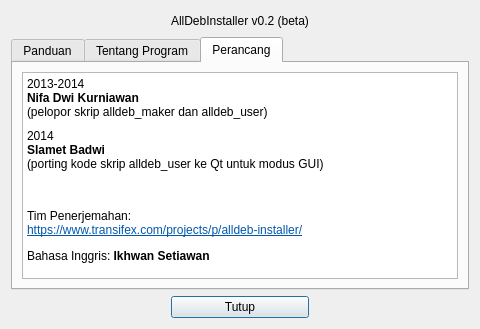
First picture: the form in about.ui, repository grOS-TEAM/alldeb-source, before the edit.
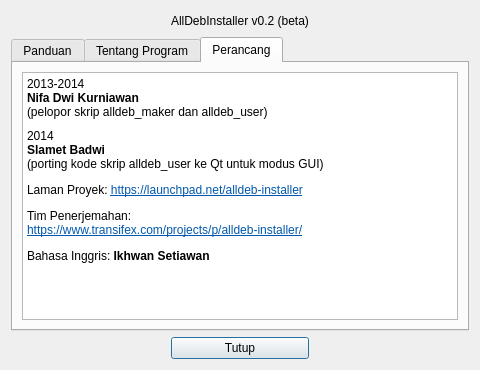
Second picture: the form after the edit. The open tabs and pages were chosen to show the change.

```diff
--- a/about.ui
+++ b/about.ui
@@ -7,7 +7,7 @@
     <x>0</x>
     <y>0</y>
     <width>480</width>
-    <height>329</height>
+    <height>370</height>
    </rect>
   </property>
   <property name="windowTitle">
@@ -111,7 +111,7 @@
 &lt;p style=&quot; margin-top:0px; margin-bottom:0px; margin-left:0px; margin-right:0px; -qt-block-indent:0; text-indent:0px;&quot;&gt;2014&lt;/p&gt;
 &lt;p style=&quot; margin-top:0px; margin-bottom:0px; margin-left:0px; margin-right:0px; -qt-block-indent:0; text-indent:0px;&quot;&gt;&lt;span style=&quot; font-weight:600;&quot;&gt;Slamet Badwi&lt;/span&gt;&lt;/p&gt;
 &lt;p style=&quot; margin-top:0px; margin-bottom:0px; margin-left:0px; margin-right:0px; -qt-block-indent:0; text-indent:0px;&quot;&gt;(porting kode skrip alldeb_user ke Qt untuk modus GUI)&lt;/p&gt;
-&lt;p style=&quot;-qt-paragraph-type:empty; margin-top:12px; margin-bottom:12px; margin-left:0px; margin-right:0px; -qt-block-indent:0; text-indent:0px;&quot;&gt;&lt;br /&gt;&lt;/p&gt;
+&lt;p style=&quot; margin-top:12px; margin-bottom:12px; margin-left:0px; margin-right:0px; -qt-block-indent:0; text-indent:0px;&quot;&gt;Laman Proyek: &lt;a href=&quot;https://launchpad.net/alldeb-installer&quot;&gt;&lt;span style=&quot; text-decoration: underline; color:#0057ae;&quot;&gt;https://launchpad.net/alldeb-installer&lt;/span&gt;&lt;/a&gt;&lt;/p&gt;
 &lt;p style=&quot; margin-top:12px; margin-bottom:0px; margin-left:0px; margin-right:0px; -qt-block-indent:0; text-indent:0px;&quot;&gt;Tim Penerjemahan:&lt;/p&gt;
 &lt;p style=&quot; margin-top:0px; margin-bottom:12px; margin-left:0px; margin-right:0px; -qt-block-indent:0; text-indent:0px;&quot;&gt;&lt;a href=&quot;https://www.transifex.com/projects/p/alldeb-installer/&quot;&gt;&lt;span style=&quot; text-decoration: underline; color:#0057ae;&quot;&gt;https://www.transifex.com/projects/p/alldeb-installer/&lt;/span&gt;&lt;/a&gt;&lt;/p&gt;
 &lt;p style=&quot; margin-top:12px; margin-bottom:12px; margin-left:0px; margin-right:0px; -qt-block-indent:0; text-indent:0px;&quot;&gt;Bahasa Inggris: &lt;span style=&quot; font-weight:600;&quot;&gt;Ikhwan Setiawan&lt;/span&gt;&lt;/p&gt;&lt;/body&gt;&lt;/html&gt;</string>
```
